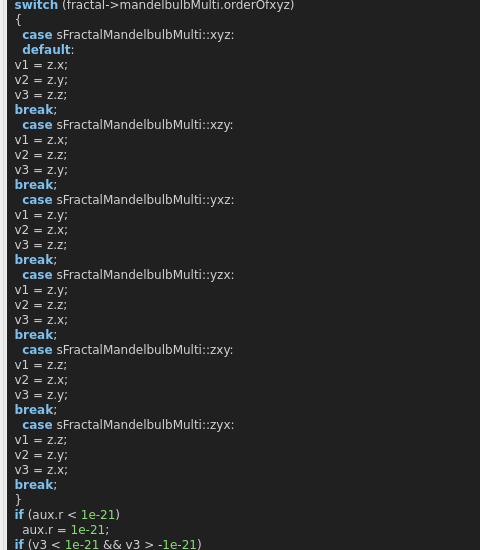
Above: mandelbulber2/qt_data/fractal_mandelbulb_multi.ui from buddhi1980/mandelbulber2 before the change; both pictures show x 0 to 480 and y 358 to 908 of the 653 by 1217 pixel window. Below: the same form after it.
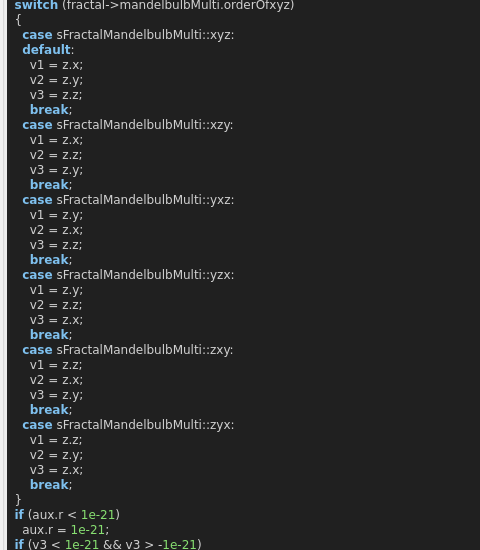
That is the form after the change. Custom widgets are drawn as their Qt base class.

```diff
--- a/mandelbulber2/qt_data/fractal_mandelbulb_multi.ui
+++ b/mandelbulber2/qt_data/fractal_mandelbulb_multi.ui
@@ -388,35 +388,35 @@
   &lt;span style=&quot;color:#d0d0d0&quot;&gt;{&lt;/span&gt;
     &lt;span style=&quot;color:#7ec0ee; font-weight:bold&quot;&gt;case&lt;/span&gt; sFractalMandelbulbMulti&lt;span style=&quot;color:#d0d0d0&quot;&gt;::&lt;/span&gt;xyz&lt;span style=&quot;color:#d0d0d0&quot;&gt;:&lt;/span&gt;
     &lt;span style=&quot;color:#7ec0ee; font-weight:bold&quot;&gt;default&lt;/span&gt;&lt;span style=&quot;color:#d0d0d0&quot;&gt;:&lt;/span&gt;
-  v1 &lt;span style=&quot;color:#d0d0d0&quot;&gt;=&lt;/span&gt; z&lt;span style=&quot;color:#d0d0d0&quot;&gt;.&lt;/span&gt;x&lt;span style=&quot;color:#d0d0d0&quot;&gt;;&lt;/span&gt;
-  v2 &lt;span style=&quot;color:#d0d0d0&quot;&gt;=&lt;/span&gt; z&lt;span style=&quot;color:#d0d0d0&quot;&gt;.&lt;/span&gt;y&lt;span style=&quot;color:#d0d0d0&quot;&gt;;&lt;/span&gt;
-  v3 &lt;span style=&quot;color:#d0d0d0&quot;&gt;=&lt;/span&gt; z&lt;span style=&quot;color:#d0d0d0&quot;&gt;.&lt;/span&gt;z&lt;span style=&quot;color:#d0d0d0&quot;&gt;;&lt;/span&gt;
-  &lt;span style=&quot;color:#7ec0ee; font-weight:bold&quot;&gt;break&lt;/span&gt;&lt;span style=&quot;color:#d0d0d0&quot;&gt;;&lt;/span&gt;
+      v1 &lt;span style=&quot;color:#d0d0d0&quot;&gt;=&lt;/span&gt; z&lt;span style=&quot;color:#d0d0d0&quot;&gt;.&lt;/span&gt;x&lt;span style=&quot;color:#d0d0d0&quot;&gt;;&lt;/span&gt;
+      v2 &lt;span style=&quot;color:#d0d0d0&quot;&gt;=&lt;/span&gt; z&lt;span style=&quot;color:#d0d0d0&quot;&gt;.&lt;/span&gt;y&lt;span style=&quot;color:#d0d0d0&quot;&gt;;&lt;/span&gt;
+      v3 &lt;span style=&quot;color:#d0d0d0&quot;&gt;=&lt;/span&gt; z&lt;span style=&quot;color:#d0d0d0&quot;&gt;.&lt;/span&gt;z&lt;span style=&quot;color:#d0d0d0&quot;&gt;;&lt;/span&gt;
+      &lt;span style=&quot;color:#7ec0ee; font-weight:bold&quot;&gt;break&lt;/span&gt;&lt;span style=&quot;color:#d0d0d0&quot;&gt;;&lt;/span&gt;
     &lt;span style=&quot;color:#7ec0ee; font-weight:bold&quot;&gt;case&lt;/span&gt; sFractalMandelbulbMulti&lt;span style=&quot;color:#d0d0d0&quot;&gt;::&lt;/span&gt;xzy&lt;span style=&quot;color:#d0d0d0&quot;&gt;:&lt;/span&gt;
-  v1 &lt;span style=&quot;color:#d0d0d0&quot;&gt;=&lt;/span&gt; z&lt;span style=&quot;color:#d0d0d0&quot;&gt;.&lt;/span&gt;x&lt;span style=&quot;color:#d0d0d0&quot;&gt;;&lt;/span&gt;
-  v2 &lt;span style=&quot;color:#d0d0d0&quot;&gt;=&lt;/span&gt; z&lt;span style=&quot;color:#d0d0d0&quot;&gt;.&lt;/span&gt;z&lt;span style=&quot;color:#d0d0d0&quot;&gt;;&lt;/span&gt;
-  v3 &lt;span style=&quot;color:#d0d0d0&quot;&gt;=&lt;/span&gt; z&lt;span style=&quot;color:#d0d0d0&quot;&gt;.&lt;/span&gt;y&lt;span style=&quot;color:#d0d0d0&quot;&gt;;&lt;/span&gt;
-  &lt;span style=&quot;color:#7ec0ee; font-weight:bold&quot;&gt;break&lt;/span&gt;&lt;span style=&quot;color:#d0d0d0&quot;&gt;;&lt;/span&gt;
+      v1 &lt;span style=&quot;color:#d0d0d0&quot;&gt;=&lt;/span&gt; z&lt;span style=&quot;color:#d0d0d0&quot;&gt;.&lt;/span&gt;x&lt;span style=&quot;color:#d0d0d0&quot;&gt;;&lt;/span&gt;
+      v2 &lt;span style=&quot;color:#d0d0d0&quot;&gt;=&lt;/span&gt; z&lt;span style=&quot;color:#d0d0d0&quot;&gt;.&lt;/span&gt;z&lt;span style=&quot;color:#d0d0d0&quot;&gt;;&lt;/span&gt;
+      v3 &lt;span style=&quot;color:#d0d0d0&quot;&gt;=&lt;/span&gt; z&lt;span style=&quot;color:#d0d0d0&quot;&gt;.&lt;/span&gt;y&lt;span style=&quot;color:#d0d0d0&quot;&gt;;&lt;/span&gt;
+      &lt;span style=&quot;color:#7ec0ee; font-weight:bold&quot;&gt;break&lt;/span&gt;&lt;span style=&quot;color:#d0d0d0&quot;&gt;;&lt;/span&gt;
     &lt;span style=&quot;color:#7ec0ee; font-weight:bold&quot;&gt;case&lt;/span&gt; sFractalMandelbulbMulti&lt;span style=&quot;color:#d0d0d0&quot;&gt;::&lt;/span&gt;yxz&lt;span style=&quot;color:#d0d0d0&quot;&gt;:&lt;/span&gt;
-  v1 &lt;span style=&quot;color:#d0d0d0&quot;&gt;=&lt;/span&gt; z&lt;span style=&quot;color:#d0d0d0&quot;&gt;.&lt;/span&gt;y&lt;span style=&quot;color:#d0d0d0&quot;&gt;;&lt;/span&gt;
-  v2 &lt;span style=&quot;color:#d0d0d0&quot;&gt;=&lt;/span&gt; z&lt;span style=&quot;color:#d0d0d0&quot;&gt;.&lt;/span&gt;x&lt;span style=&quot;color:#d0d0d0&quot;&gt;;&lt;/span&gt;
-  v3 &lt;span style=&quot;color:#d0d0d0&quot;&gt;=&lt;/span&gt; z&lt;span style=&quot;color:#d0d0d0&quot;&gt;.&lt;/span&gt;z&lt;span style=&quot;color:#d0d0d0&quot;&gt;;&lt;/span&gt;
-  &lt;span style=&quot;color:#7ec0ee; font-weight:bold&quot;&gt;break&lt;/span&gt;&lt;span style=&quot;color:#d0d0d0&quot;&gt;;&lt;/span&gt;
+      v1 &lt;span style=&quot;color:#d0d0d0&quot;&gt;=&lt;/span&gt; z&lt;span style=&quot;color:#d0d0d0&quot;&gt;.&lt;/span&gt;y&lt;span style=&quot;color:#d0d0d0&quot;&gt;;&lt;/span&gt;
+      v2 &lt;span style=&quot;color:#d0d0d0&quot;&gt;=&lt;/span&gt; z&lt;span style=&quot;color:#d0d0d0&quot;&gt;.&lt;/span&gt;x&lt;span style=&quot;color:#d0d0d0&quot;&gt;;&lt;/span&gt;
+      v3 &lt;span style=&quot;color:#d0d0d0&quot;&gt;=&lt;/span&gt; z&lt;span style=&quot;color:#d0d0d0&quot;&gt;.&lt;/span&gt;z&lt;span style=&quot;color:#d0d0d0&quot;&gt;;&lt;/span&gt;
+      &lt;span style=&quot;color:#7ec0ee; font-weight:bold&quot;&gt;break&lt;/span&gt;&lt;span style=&quot;color:#d0d0d0&quot;&gt;;&lt;/span&gt;
     &lt;span style=&quot;color:#7ec0ee; font-weight:bold&quot;&gt;case&lt;/span&gt; sFractalMandelbulbMulti&lt;span style=&quot;color:#d0d0d0&quot;&gt;::&lt;/span&gt;yzx&lt;span style=&quot;color:#d0d0d0&quot;&gt;:&lt;/span&gt;
-  v1 &lt;span style=&quot;color:#d0d0d0&quot;&gt;=&lt;/span&gt; z&lt;span style=&quot;color:#d0d0d0&quot;&gt;.&lt;/span&gt;y&lt;span style=&quot;color:#d0d0d0&quot;&gt;;&lt;/span&gt;
-  v2 &lt;span style=&quot;color:#d0d0d0&quot;&gt;=&lt;/span&gt; z&lt;span style=&quot;color:#d0d0d0&quot;&gt;.&lt;/span&gt;z&lt;span style=&quot;color:#d0d0d0&quot;&gt;;&lt;/span&gt;
-  v3 &lt;span style=&quot;color:#d0d0d0&quot;&gt;=&lt;/span&gt; z&lt;span style=&quot;color:#d0d0d0&quot;&gt;.&lt;/span&gt;x&lt;span style=&quot;color:#d0d0d0&quot;&gt;;&lt;/span&gt;
-  &lt;span style=&quot;color:#7ec0ee; font-weight:bold&quot;&gt;break&lt;/span&gt;&lt;span style=&quot;color:#d0d0d0&quot;&gt;;&lt;/span&gt;
+      v1 &lt;span style=&quot;color:#d0d0d0&quot;&gt;=&lt;/span&gt; z&lt;span style=&quot;color:#d0d0d0&quot;&gt;.&lt;/span&gt;y&lt;span style=&quot;color:#d0d0d0&quot;&gt;;&lt;/span&gt;
+      v2 &lt;span style=&quot;color:#d0d0d0&quot;&gt;=&lt;/span&gt; z&lt;span style=&quot;color:#d0d0d0&quot;&gt;.&lt;/span&gt;z&lt;span style=&quot;color:#d0d0d0&quot;&gt;;&lt;/span&gt;
+      v3 &lt;span style=&quot;color:#d0d0d0&quot;&gt;=&lt;/span&gt; z&lt;span style=&quot;color:#d0d0d0&quot;&gt;.&lt;/span&gt;x&lt;span style=&quot;color:#d0d0d0&quot;&gt;;&lt;/span&gt;
+      &lt;span style=&quot;color:#7ec0ee; font-weight:bold&quot;&gt;break&lt;/span&gt;&lt;span style=&quot;color:#d0d0d0&quot;&gt;;&lt;/span&gt;
     &lt;span style=&quot;color:#7ec0ee; font-weight:bold&quot;&gt;case&lt;/span&gt; sFractalMandelbulbMulti&lt;span style=&quot;color:#d0d0d0&quot;&gt;::&lt;/span&gt;zxy&lt;span style=&quot;color:#d0d0d0&quot;&gt;:&lt;/span&gt;
-  v1 &lt;span style=&quot;color:#d0d0d0&quot;&gt;=&lt;/span&gt; z&lt;span style=&quot;color:#d0d0d0&quot;&gt;.&lt;/span&gt;z&lt;span style=&quot;color:#d0d0d0&quot;&gt;;&lt;/span&gt;
-  v2 &lt;span style=&quot;color:#d0d0d0&quot;&gt;=&lt;/span&gt; z&lt;span style=&quot;color:#d0d0d0&quot;&gt;.&lt;/span&gt;x&lt;span style=&quot;color:#d0d0d0&quot;&gt;;&lt;/span&gt;
-  v3 &lt;span style=&quot;color:#d0d0d0&quot;&gt;=&lt;/span&gt; z&lt;span style=&quot;color:#d0d0d0&quot;&gt;.&lt;/span&gt;y&lt;span style=&quot;color:#d0d0d0&quot;&gt;;&lt;/span&gt;
-  &lt;span style=&quot;color:#7ec0ee; font-weight:bold&quot;&gt;break&lt;/span&gt;&lt;span style=&quot;color:#d0d0d0&quot;&gt;;&lt;/span&gt;
+      v1 &lt;span style=&quot;color:#d0d0d0&quot;&gt;=&lt;/span&gt; z&lt;span style=&quot;color:#d0d0d0&quot;&gt;.&lt;/span&gt;z&lt;span style=&quot;color:#d0d0d0&quot;&gt;;&lt;/span&gt;
+      v2 &lt;span style=&quot;color:#d0d0d0&quot;&gt;=&lt;/span&gt; z&lt;span style=&quot;color:#d0d0d0&quot;&gt;.&lt;/span&gt;x&lt;span style=&quot;color:#d0d0d0&quot;&gt;;&lt;/span&gt;
+      v3 &lt;span style=&quot;color:#d0d0d0&quot;&gt;=&lt;/span&gt; z&lt;span style=&quot;color:#d0d0d0&quot;&gt;.&lt;/span&gt;y&lt;span style=&quot;color:#d0d0d0&quot;&gt;;&lt;/span&gt;
+      &lt;span style=&quot;color:#7ec0ee; font-weight:bold&quot;&gt;break&lt;/span&gt;&lt;span style=&quot;color:#d0d0d0&quot;&gt;;&lt;/span&gt;
     &lt;span style=&quot;color:#7ec0ee; font-weight:bold&quot;&gt;case&lt;/span&gt; sFractalMandelbulbMulti&lt;span style=&quot;color:#d0d0d0&quot;&gt;::&lt;/span&gt;zyx&lt;span style=&quot;color:#d0d0d0&quot;&gt;:&lt;/span&gt;
-  v1 &lt;span style=&quot;color:#d0d0d0&quot;&gt;=&lt;/span&gt; z&lt;span style=&quot;color:#d0d0d0&quot;&gt;.&lt;/span&gt;z&lt;span style=&quot;color:#d0d0d0&quot;&gt;;&lt;/span&gt;
-  v2 &lt;span style=&quot;color:#d0d0d0&quot;&gt;=&lt;/span&gt; z&lt;span style=&quot;color:#d0d0d0&quot;&gt;.&lt;/span&gt;y&lt;span style=&quot;color:#d0d0d0&quot;&gt;;&lt;/span&gt;
-  v3 &lt;span style=&quot;color:#d0d0d0&quot;&gt;=&lt;/span&gt; z&lt;span style=&quot;color:#d0d0d0&quot;&gt;.&lt;/span&gt;x&lt;span style=&quot;color:#d0d0d0&quot;&gt;;&lt;/span&gt;
-  &lt;span style=&quot;color:#7ec0ee; font-weight:bold&quot;&gt;break&lt;/span&gt;&lt;span style=&quot;color:#d0d0d0&quot;&gt;;&lt;/span&gt;
+      v1 &lt;span style=&quot;color:#d0d0d0&quot;&gt;=&lt;/span&gt; z&lt;span style=&quot;color:#d0d0d0&quot;&gt;.&lt;/span&gt;z&lt;span style=&quot;color:#d0d0d0&quot;&gt;;&lt;/span&gt;
+      v2 &lt;span style=&quot;color:#d0d0d0&quot;&gt;=&lt;/span&gt; z&lt;span style=&quot;color:#d0d0d0&quot;&gt;.&lt;/span&gt;y&lt;span style=&quot;color:#d0d0d0&quot;&gt;;&lt;/span&gt;
+      v3 &lt;span style=&quot;color:#d0d0d0&quot;&gt;=&lt;/span&gt; z&lt;span style=&quot;color:#d0d0d0&quot;&gt;.&lt;/span&gt;x&lt;span style=&quot;color:#d0d0d0&quot;&gt;;&lt;/span&gt;
+      &lt;span style=&quot;color:#7ec0ee; font-weight:bold&quot;&gt;break&lt;/span&gt;&lt;span style=&quot;color:#d0d0d0&quot;&gt;;&lt;/span&gt;
   &lt;span style=&quot;color:#d0d0d0&quot;&gt;}&lt;/span&gt;
   &lt;span style=&quot;color:#7ec0ee; font-weight:bold&quot;&gt;if&lt;/span&gt; &lt;span style=&quot;color:#d0d0d0&quot;&gt;(&lt;/span&gt;aux&lt;span style=&quot;color:#d0d0d0&quot;&gt;.&lt;/span&gt;r &lt;span style=&quot;color:#d0d0d0&quot;&gt;&amp;lt;&lt;/span&gt; &lt;span style=&quot;color:#87df71&quot;&gt;1e-21&lt;/span&gt;&lt;span style=&quot;color:#d0d0d0&quot;&gt;)&lt;/span&gt;
     aux&lt;span style=&quot;color:#d0d0d0&quot;&gt;.&lt;/span&gt;r &lt;span style=&quot;color:#d0d0d0&quot;&gt;=&lt;/span&gt; &lt;span style=&quot;color:#87df71&quot;&gt;1e-21&lt;/span&gt;&lt;span style=&quot;color:#d0d0d0&quot;&gt;;&lt;/span&gt;
```
